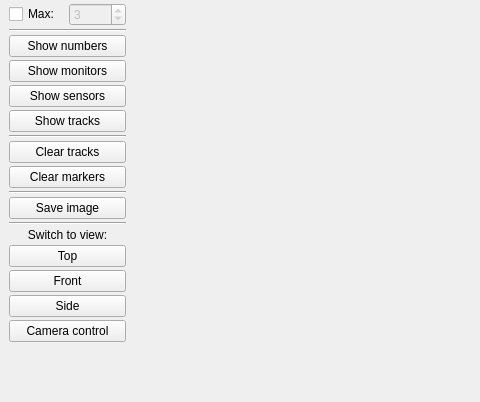
andrmor/ANTS3bundle, file ants3bundle/src/ants3/gui/geom/ageometrywindow.ui: the form before one commit; both pictures show x 0 to 480 and y 237 to 639 of the 854 by 754 pixel window.
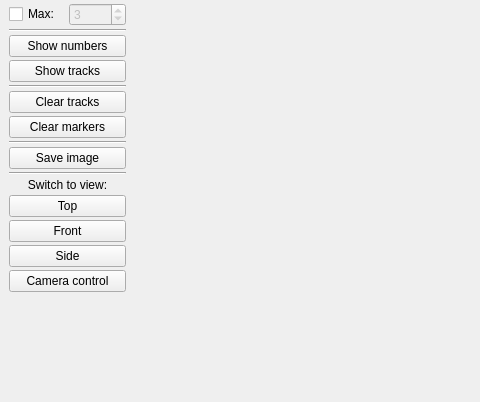
The form after the commit.

What changed in the file:
```diff
--- a/ants3bundle/src/ants3/gui/geom/ageometrywindow.ui
+++ b/ants3bundle/src/ants3/gui/geom/ageometrywindow.ui
@@ -218,20 +218,6 @@
          </property>
         </widget>
        </item>
-       <item>
-        <widget class="QPushButton" name="pbShowMonitorIndexes">
-         <property name="text">
-          <string>Show monitors</string>
-         </property>
-        </widget>
-       </item>
-       <item>
-        <widget class="QPushButton" name="pbShowSensorIndexes">
-         <property name="text">
-          <string>Show sensors</string>
-         </property>
-        </widget>
-       </item>
        <item>
         <widget class="QPushButton" name="pbShowTracks">
          <property name="text">
```
